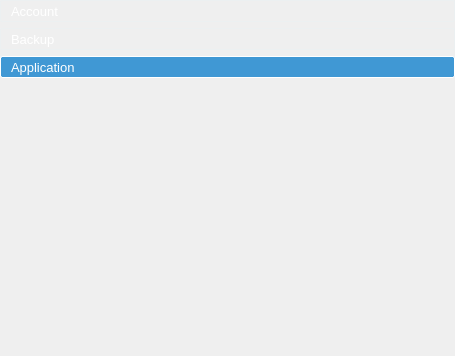
Above: forms/settingswidget.ui from Tarsnap/tarsnap-gui before the change. Below: the same form after it.
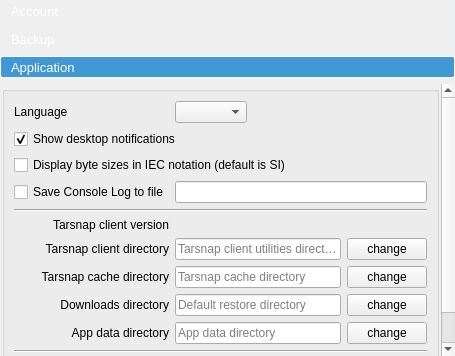
That is the form after the change. The open tabs and pages were chosen to show the change. Custom widgets are drawn as their Qt base class.

Commit message: forms: move Settings.Application into SettingsWidget

```diff
--- a/forms/settingswidget.ui
+++ b/forms/settingswidget.ui
@@ -840,6 +840,341 @@
        <property name="bottomMargin">
         <number>0</number>
        </property>
+       <item>
+        <widget class="QGroupBox" name="settingsApplicationsGroupBox">
+         <property name="title">
+          <string/>
+         </property>
+         <layout class="QGridLayout" name="settingsApplicationsGridLayout">
+          <item row="11" column="1">
+           <widget class="QPushButton" name="clearJournalButton">
+            <property name="sizePolicy">
+             <sizepolicy hsizetype="Fixed" vsizetype="Fixed">
+              <horstretch>0</horstretch>
+              <verstretch>0</verstretch>
+             </sizepolicy>
+            </property>
+            <property name="toolTip">
+             <string>Clear Journal log of all entries</string>
+            </property>
+            <property name="text">
+             <string>Clear journal</string>
+            </property>
+           </widget>
+          </item>
+          <item row="3" column="0">
+           <widget class="QCheckBox" name="saveConsoleLogCheckBox">
+            <property name="text">
+             <string>Save Console Log to file</string>
+            </property>
+           </widget>
+          </item>
+          <item row="6" column="1" colspan="2">
+           <widget class="QLineEdit" name="tarsnapPathLineEdit">
+            <property name="toolTip">
+             <string>Directory where the Tarsnap CLI utilities reside</string>
+            </property>
+            <property name="text">
+             <string notr="true"/>
+            </property>
+            <property name="placeholderText">
+             <string>Tarsnap client utilities directory</string>
+            </property>
+           </widget>
+          </item>
+          <item row="11" column="0">
+           <widget class="QPushButton" name="repairCacheButton">
+            <property name="toolTip">
+             <string>Runs tarsnap --fsck, useful for fixing Tarsnap cache inconsistencies</string>
+            </property>
+            <property name="text">
+             <string>Repair cache</string>
+            </property>
+           </widget>
+          </item>
+          <item row="0" column="0">
+           <widget class="QLabel" name="languageLabel">
+            <property name="sizePolicy">
+             <sizepolicy hsizetype="Fixed" vsizetype="Preferred">
+              <horstretch>0</horstretch>
+              <verstretch>0</verstretch>
+             </sizepolicy>
+            </property>
+            <property name="text">
+             <string>Language</string>
+            </property>
+           </widget>
+          </item>
+          <item row="6" column="0">
+           <widget class="QLabel" name="tarsnapClientDirectoryLabel">
+            <property name="toolTip">
+             <string>The Tarsnap command-line utilities are used to communicate with the Tarsnap service</string>
+            </property>
+            <property name="text">
+             <string>Tarsnap client directory</string>
+            </property>
+            <property name="alignment">
+             <set>Qt::AlignRight|Qt::AlignTrailing|Qt::AlignVCenter</set>
+            </property>
+           </widget>
+          </item>
+          <item row="6" column="3">
+           <widget class="QPushButton" name="tarsnapPathBrowseButton">
+            <property name="sizePolicy">
+             <sizepolicy hsizetype="Fixed" vsizetype="Fixed">
+              <horstretch>0</horstretch>
+              <verstretch>0</verstretch>
+             </sizepolicy>
+            </property>
+            <property name="toolTip">
+             <string>Browse for Tarsnap CLI utilities directory</string>
+            </property>
+            <property name="text">
+             <string>change</string>
+            </property>
+           </widget>
+          </item>
+          <item row="5" column="0">
+           <widget class="QLabel" name="tarsnapClientVersionLabel">
+            <property name="toolTip">
+             <string>Tarsnap command-line utilities version</string>
+            </property>
+            <property name="text">
+             <string>Tarsnap client version</string>
+            </property>
+            <property name="alignment">
+             <set>Qt::AlignRight|Qt::AlignTrailing|Qt::AlignVCenter</set>
+            </property>
+           </widget>
+          </item>
+          <item row="1" column="0" colspan="4">
+           <widget class="QCheckBox" name="notificationsCheckBox">
+            <property name="toolTip">
+             <string>Control whether desktop notifications are displayed or not; only for supported platforms</string>
+            </property>
+            <property name="text">
+             <string>Show desktop notifications</string>
+            </property>
+            <property name="checked">
+             <bool>true</bool>
+            </property>
+           </widget>
+          </item>
+          <item row="5" column="1" colspan="3">
+           <widget class="QLabel" name="tarsnapVersionLabel">
+            <property name="sizePolicy">
+             <sizepolicy hsizetype="Expanding" vsizetype="Preferred">
+              <horstretch>0</horstretch>
+              <verstretch>0</verstretch>
+             </sizepolicy>
+            </property>
+            <property name="toolTip">
+             <string>Tarsnap CLI utilities version</string>
+            </property>
+            <property name="text">
+             <string notr="true"/>
+            </property>
+           </widget>
+          </item>
+          <item row="9" column="0">
+           <widget class="QLabel" name="appDataDirectoryLabel">
+            <property name="toolTip">
+             <string>The app data directory is used to store application settings and data</string>
+            </property>
+            <property name="text">
+             <string>App data directory</string>
+            </property>
+            <property name="alignment">
+             <set>Qt::AlignRight|Qt::AlignTrailing|Qt::AlignVCenter</set>
+            </property>
+           </widget>
+          </item>
+          <item row="3" column="1" colspan="3">
+           <widget class="QLineEdit" name="saveConsoleLogLineEdit">
+            <property name="readOnly">
+             <bool>true</bool>
+            </property>
+           </widget>
+          </item>
+          <item row="8" column="1" colspan="2">
+           <widget class="QLineEdit" name="downloadsDirLineEdit">
+            <property name="toolTip">
+             <string>The directory where archives are restored to by default</string>
+            </property>
+            <property name="text">
+             <string notr="true"/>
+            </property>
+            <property name="placeholderText">
+             <string>Default restore directory</string>
+            </property>
+           </widget>
+          </item>
+          <item row="7" column="3">
+           <widget class="QPushButton" name="tarsnapCacheBrowseButton">
+            <property name="sizePolicy">
+             <sizepolicy hsizetype="Fixed" vsizetype="Fixed">
+              <horstretch>0</horstretch>
+              <verstretch>0</verstretch>
+             </sizepolicy>
+            </property>
+            <property name="toolTip">
+             <string>Browse for Tarsnap cache directory</string>
+            </property>
+            <property name="text">
+             <string>change</string>
+            </property>
+           </widget>
+          </item>
+          <item row="0" column="1" colspan="3">
+           <widget class="QComboBox" name="languageComboBox">
+            <property name="sizePolicy">
+             <sizepolicy hsizetype="Fixed" vsizetype="Fixed">
+              <horstretch>0</horstretch>
+              <verstretch>0</verstretch>
+             </sizepolicy>
+            </property>
+            <property name="currentText">
+             <string notr="true"/>
+            </property>
+           </widget>
+          </item>
+          <item row="10" column="0" colspan="4">
+           <widget class="Line" name="settingsApplicationMiddleLine">
+            <property name="orientation">
+             <enum>Qt::Horizontal</enum>
+            </property>
+           </widget>
+          </item>
+          <item row="2" column="0" colspan="4">
+           <widget class="QCheckBox" name="iecPrefixesCheckBox">
+            <property name="toolTip">
+             <string>SI notation implies byte prefixes using base 10 whereas the IEC standard is base 2</string>
+            </property>
+            <property name="text">
+             <string>Display byte sizes in IEC notation (default is SI)</string>
+            </property>
+           </widget>
+          </item>
+          <item row="9" column="3">
+           <widget class="QPushButton" name="appDataDirBrowseButton">
+            <property name="sizePolicy">
+             <sizepolicy hsizetype="Fixed" vsizetype="Fixed">
+              <horstretch>0</horstretch>
+              <verstretch>0</verstretch>
+             </sizepolicy>
+            </property>
+            <property name="toolTip">
+             <string>Browse for app data directory</string>
+            </property>
+            <property name="text">
+             <string>change</string>
+            </property>
+           </widget>
+          </item>
+          <item row="4" column="0" colspan="4">
+           <widget class="Line" name="settingsApplicationsTopLine">
+            <property name="orientation">
+             <enum>Qt::Horizontal</enum>
+            </property>
+           </widget>
+          </item>
+          <item row="9" column="1" colspan="2">
+           <widget class="QLineEdit" name="appDataDirLineEdit">
+            <property name="toolTip">
+             <string>Directory to use for app data</string>
+            </property>
+            <property name="text">
+             <string notr="true"/>
+            </property>
+            <property name="placeholderText">
+             <string>App data directory</string>
+            </property>
+           </widget>
+          </item>
+          <item row="8" column="0">
+           <widget class="QLabel" name="downloadsDirLabel">
+            <property name="text">
+             <string>Downloads directory</string>
+            </property>
+            <property name="alignment">
+             <set>Qt::AlignRight|Qt::AlignTrailing|Qt::AlignVCenter</set>
+            </property>
+           </widget>
+          </item>
+          <item row="8" column="3">
+           <widget class="QPushButton" name="downloadsDirBrowseButton">
+            <property name="sizePolicy">
+             <sizepolicy hsizetype="Fixed" vsizetype="Fixed">
+              <horstretch>0</horstretch>
+              <verstretch>0</verstretch>
+             </sizepolicy>
+            </property>
+            <property name="toolTip">
+             <string>Browse for Downloads directory</string>
+            </property>
+            <property name="text">
+             <string>change</string>
+            </property>
+           </widget>
+          </item>
+          <item row="14" column="0" colspan="4">
+           <spacer name="settingsApplicationVerticalSpacer">
+            <property name="orientation">
+             <enum>Qt::Vertical</enum>
+            </property>
+            <property name="sizeHint" stdset="0">
+             <size>
+              <width>20</width>
+              <height>40</height>
+             </size>
+            </property>
+           </spacer>
+          </item>
+          <item row="7" column="0">
+           <widget class="QLabel" name="tarsnapCacheLabel">
+            <property name="toolTip">
+             <string>Tarsnap caches information about what it has uploaded in a local directory</string>
+            </property>
+            <property name="text">
+             <string>Tarsnap cache directory</string>
+            </property>
+            <property name="alignment">
+             <set>Qt::AlignRight|Qt::AlignTrailing|Qt::AlignVCenter</set>
+            </property>
+           </widget>
+          </item>
+          <item row="7" column="1" colspan="2">
+           <widget class="QLineEdit" name="tarsnapCacheLineEdit">
+            <property name="toolTip">
+             <string>Directory to use as Tarsnap cache</string>
+            </property>
+            <property name="text">
+             <string notr="true"/>
+            </property>
+            <property name="placeholderText">
+             <string>Tarsnap cache directory</string>
+            </property>
+           </widget>
+          </item>
+          <item row="11" column="2" colspan="2">
+           <widget class="QPushButton" name="runSetupWizard">
+            <property name="sizePolicy">
+             <sizepolicy hsizetype="Fixed" vsizetype="Fixed">
+              <horstretch>0</horstretch>
+              <verstretch>0</verstretch>
+             </sizepolicy>
+            </property>
+            <property name="toolTip">
+             <string>Reset app settings and run Setup Wizard</string>
+            </property>
+            <property name="text">
+             <string>Run setup wizard</string>
+            </property>
+           </widget>
+          </item>
+         </layout>
+        </widget>
+       </item>
       </layout>
      </widget>
     </widget>
```
Left out of the diff: 16 changed lines with no effect on the pictures. The commit also changes 1 other file.
